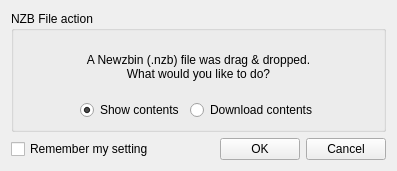
Old version of the form app/gui/dlgdragdrop.ui in the repository ensisoft/newsflash-plus.
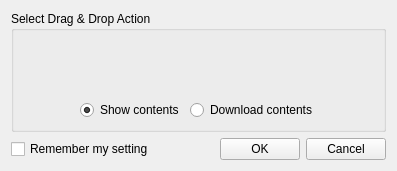
New version of the form.

Commit message: Modify Drag Drop action dialog

```diff
--- a/app/gui/dlgdragdrop.ui
+++ b/app/gui/dlgdragdrop.ui
@@ -17,14 +17,13 @@
    <item>
     <widget class="QGroupBox" name="groupBox">
      <property name="title">
-      <string>NZB File action</string>
+      <string>Select Drag &amp;&amp; Drop Action</string>
      </property>
      <layout class="QVBoxLayout" name="verticalLayout">
       <item>
        <widget class="QLabel" name="lblHint">
         <property name="text">
-         <string>A Newzbin (.nzb) file was drag &amp; dropped.
-What would you like to do?</string>
+         <string/>
         </property>
         <property name="alignment">
          <set>Qt::AlignCenter</set>
```
The commit also changes 1 other file.
